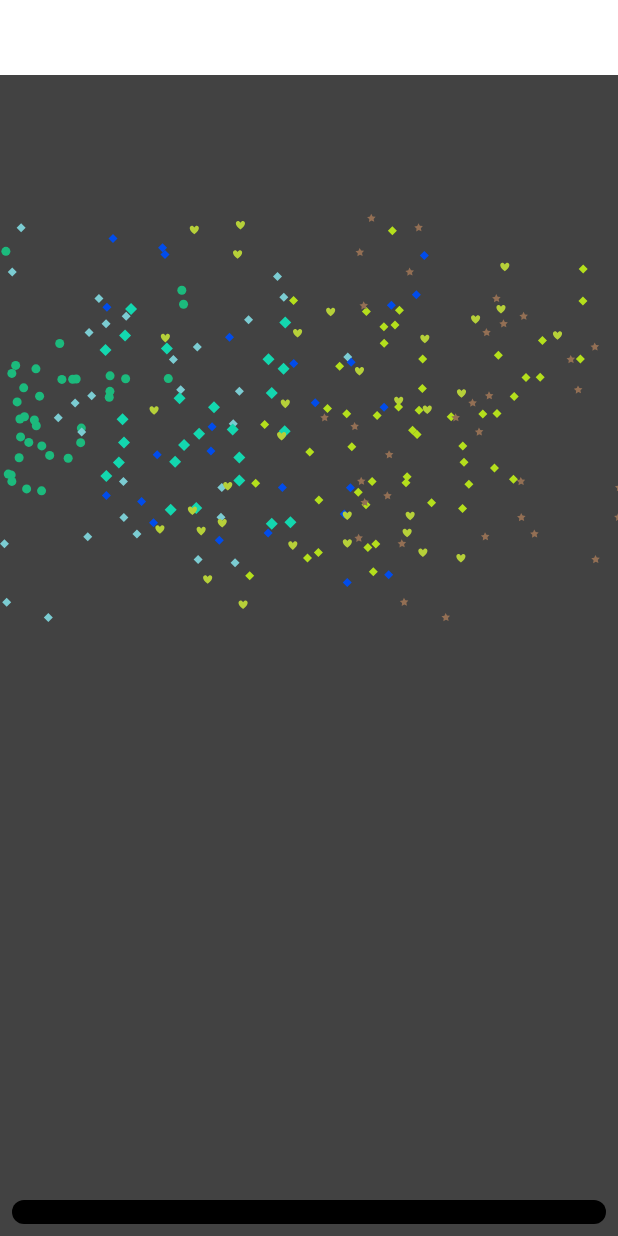
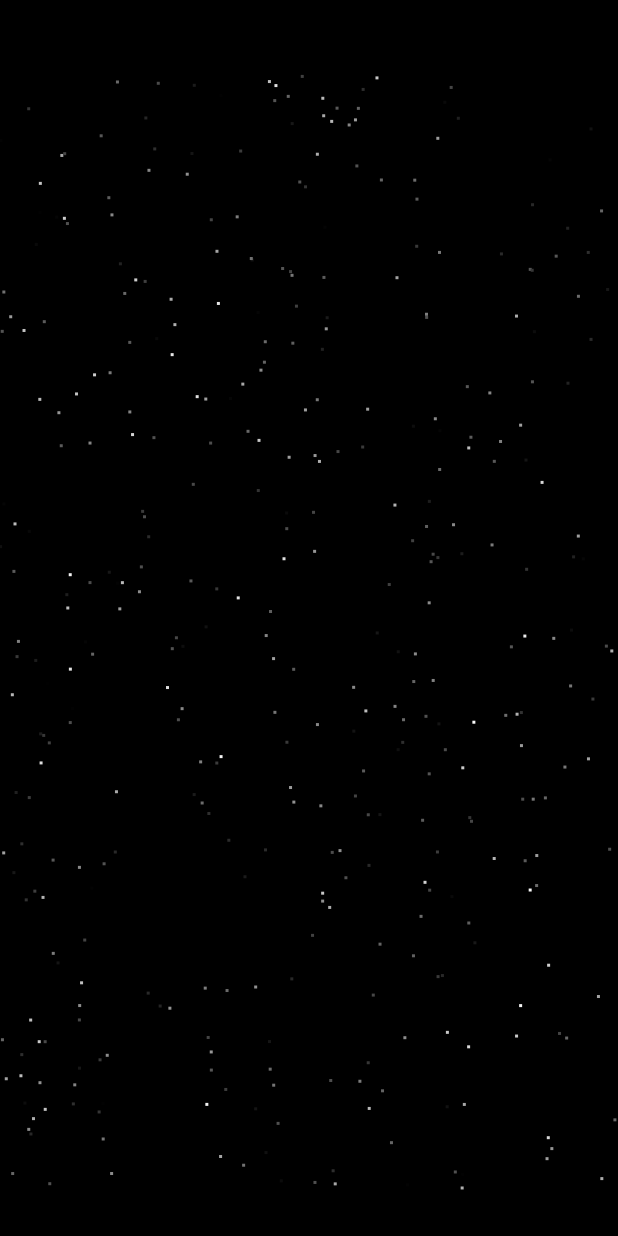
Before and after one commit to netgfx/Shapes-in-the-Dart, a Flutter app: the screen it shows after launch, on a phone screen of 412 x 824 dp. Run offline on Flutter 3.47's test engine with Material 2 defaults, Android fonts, the phone set to English and light mode, and no system bars; our stand-ins replace args, flutter_image_compress, flutter_native_image, image_picker, lottie, rflutter_alert and 2 more; missing offline and left inert: delaunay, fast_poisson_disk_sampling, spring, statsfl.

Commit message:
Starfield effect

```diff
--- a/flutter_shaders/lib/MazeMode.dart
+++ b/flutter_shaders/lib/MazeMode.dart
@@ -16,6 +16,7 @@ import 'package:flutter_shaders/MazePainter.dart';
 import 'package:flutter_shaders/ParticleEmitter.dart';
 import 'package:flutter_shaders/SpriteAnimator.dart';
 import 'package:flutter_native_image/flutter_native_image.dart' as uiImage;
+import 'package:flutter_shaders/Starfield.dart';
 
 import 'package:path_provider/path_provider.dart';
 
@@ -44,6 +45,7 @@ class _MazeModeState extends State<MazeMode> with TickerProviderStateMixin {
   late AnimationController _controller;
   late AnimationController _letterController;
   late AnimationController _bgController;
+  late AnimationController _starfieldController;
   final ValueNotifier<Offset> particlePoint = ValueNotifier<Offset>(Offset(0, 0));
   final ValueNotifier<Offset> particlePoint2 = ValueNotifier<Offset>(Offset(0, 0));
   Color _color = Colors.green;
@@ -53,7 +55,7 @@ class _MazeModeState extends State<MazeMode> with TickerProviderStateMixin {
   final ValueNotifier<int> counter = ValueNotifier<int>(0);
   Uint8List? testImage;
   ui.Image? bgImage;
-  bool isStopped = false; //global
+  bool isStopped = true; //global
   String batFirstFrame = "fly/Fly2_Bats";
   bool batLoop = true;
   Map<String, dynamic> spriteCache = {};
@@ -65,6 +67,8 @@ class _MazeModeState extends State<MazeMode> with TickerProviderStateMixin {
     super.initState();
 
     // Curves.easeOutBack // explode
+
+    _starfieldController = AnimationController(vsync: this, duration: Duration(seconds: 2));
     _letterController = AnimationController(vsync: this, duration: Duration(seconds: 2));
     _controller = AnimationController(vsync: this, duration: Duration(seconds: 1));
     _bgController = AnimationController(vsync: this, duration: Duration(seconds: 1));
@@ -84,7 +88,8 @@ class _MazeModeState extends State<MazeMode> with TickerProviderStateMixin {
     // }
     SchedulerBinding.instance!.addPostFrameCallback((_) {
       //initScrollBG();
-      _letterController.repeat();
+      //_letterController.repeat();
+      _starfieldController.repeat();
     });
   }
 
@@ -93,6 +98,7 @@ class _MazeModeState extends State<MazeMode> with TickerProviderStateMixin {
     _controller.dispose();
     _bgController.dispose();
     _letterController.dispose();
+    _starfieldController.dispose();
     super.dispose();
   }
 
@@ -372,157 +378,177 @@ class _MazeModeState extends State<MazeMode> with TickerProviderStateMixin {
             //       )
             //     : Container(),
             Positioned(
-              top: 200,
+              top: 0,
               left: 0,
-              child: Row(mainAxisAlignment: MainAxisAlignment.center, children: [
-                Padding(
+              child: Padding(
                 padding: EdgeInsets.only(top: 0, left: 0),
                 child: CustomPaint(
                   key: UniqueKey(),
-                    painter: LetterParticles(
-                        character: "W",
-                        radius: 3,
-                        fps: 60,
+                  painter: Starfield(
+                    fps: 30,
                     color: randomColor(1),
                     type: ShapeType.Circle,
-                        controller: _letterController,
-                        effect: lettersEffect,
+                    controller: _starfieldController,
                     delay: 0,
-                        stagger: true,
-                        ease: Easing.EASE_OUT_BACK,
-                        animate: () => {print("animate was called...")}),
+                    sceneSize: viewportConstraints,
+                    animate: null,
+                  ),
                   isComplex: true,
                   willChange: false,
-                    child: Container(width: 80, height: 0),
+                  child: Container(),
                 ),
               ),
-                Padding(
-                  padding: EdgeInsets.only(top: 0, left: 0),
-                  child: CustomPaint(
-                    key: UniqueKey(),
-                    painter: LetterParticles(
-                        character: "E",
-                        radius: 3,
-                        fps: 60,
-                        color: randomColor(1),
-                        type: ShapeType.Diamond,
-                        controller: _letterController,
-                        effect: lettersEffect,
-                        delay: 0,
-                        stagger: true,
-                        ease: Easing.EASE_OUT_SINE,
-                        animate: () => {print("animate was called...")}),
-                    isComplex: true,
-                    willChange: false,
-                    child: Container(width: 45, height: 0),
-                  ),
-                ),
-                Padding(
-                  padding: EdgeInsets.only(top: 0, left: 0),
-                  child: CustomPaint(
-                    key: UniqueKey(),
-                    painter: LetterParticles(
-                        character: "L",
-                        radius: 4,
-                        fps: 60,
-                        color: randomColor(1),
-                        type: ShapeType.Diamond,
-                        controller: _letterController,
-                        effect: lettersEffect,
-                        delay: 0,
-                        stagger: true,
-                        ease: Easing.EASE_OUT_CIRC,
-                        animate: () => {print("animate was called...")}),
-                    isComplex: true,
-                    willChange: false,
-                    child: Container(width: 50, height: 0),
-                  ),
-                ),
-                Padding(
-                  padding: EdgeInsets.only(top: 0, left: 0),
-                  child: CustomPaint(
-                    key: UniqueKey(),
-                    painter: LetterParticles(
-                        character: "C",
-                        radius: 3,
-                        fps: 60,
-                        color: randomColor(1),
-                        type: ShapeType.Diamond,
-                        controller: _letterController,
-                        effect: lettersEffect,
-                        delay: 0,
-                        stagger: true,
-                        ease: Easing.EASE_OUT_SINE,
-                        animate: () => {print("animate was called...")}),
-                    isComplex: true,
-                    willChange: false,
-                    child: Container(width: 45, height: 0),
-                  ),
-                ),
-                Padding(
-                  padding: EdgeInsets.only(top: 0, left: 0),
-                  child: CustomPaint(
-                    key: UniqueKey(),
-                    painter: LetterParticles(
-                        character: "O",
-                        radius: 3,
-                        fps: 60,
-                        color: randomColor(1),
-                        type: ShapeType.Heart,
-                        controller: _letterController,
-                        effect: lettersEffect,
-                        delay: 0,
-                        stagger: true,
-                        ease: Easing.EASE_OUT_SINE,
-                        animate: () => {print("animate was called...")}),
-                    isComplex: true,
-                    willChange: false,
-                    child: Container(width: 45, height: 0),
-                  ),
-                ),
-                Padding(
-                  padding: EdgeInsets.only(top: 0, left: 0),
-                  child: CustomPaint(
-                    key: UniqueKey(),
-                    painter: LetterParticles(
-                        character: "M",
-                        radius: 3,
-                        fps: 60,
-                        color: randomColor(1),
-                        type: ShapeType.Diamond,
-                        controller: _letterController,
-                        effect: lettersEffect,
-                        delay: 0,
-                        stagger: true,
-                        ease: Easing.EASE_OUT_QUART,
-                        animate: () => {print("animate was called...")}),
-                    isComplex: true,
-                    willChange: false,
-                    child: Container(width: 80, height: 0),
-                  ),
-                ),
-                Padding(
-                  padding: EdgeInsets.only(top: 0, left: 0),
-                  child: CustomPaint(
-                    key: UniqueKey(),
-                    painter: LetterParticles(
-                        character: "E",
-                        radius: 3,
-                        fps: 60,
-                        color: randomColor(1),
-                        type: ShapeType.Star5,
-                        controller: _letterController,
-                        effect: lettersEffect,
-                        delay: 0,
-                        stagger: true,
-                        ease: Easing.EASE_OUT_SINE,
-                        animate: () => {print("animate was called...")}),
-                    isComplex: true,
-                    willChange: false,
-                    child: Container(width: 50, height: 0),
-                  ),
-                )
-              ]),
+
+              /// LETTER PARTICLES
+              // Row(mainAxisAlignment: MainAxisAlignment.center, children: [
+              //   Padding(
+              //     padding: EdgeInsets.only(top: 0, left: 0),
+              //     child: CustomPaint(
+              //       key: UniqueKey(),
+              //       painter: LetterParticles(
+              //           character: "W",
+              //           radius: 3,
+              //           fps: 60,
+              //           color: randomColor(1),
+              //           type: ShapeType.Circle,
+              //           controller: _letterController,
+              //           effect: lettersEffect,
+              //           delay: 0,
+              //           stagger: true,
+              //           ease: Easing.EASE_OUT_BACK,
+              //           animate: () => {print("animate was called...")}),
+              //       isComplex: true,
+              //       willChange: false,
+              //       child: Container(width: 80, height: 0),
+              //     ),
+              //   ),
+              //   Padding(
+              //     padding: EdgeInsets.only(top: 0, left: 0),
+              //     child: CustomPaint(
+              //       key: UniqueKey(),
+              //       painter: LetterParticles(
+              //           character: "E",
+              //           radius: 3,
+              //           fps: 60,
+              //           color: randomColor(1),
+              //           type: ShapeType.Diamond,
+              //           controller: _letterController,
+              //           effect: lettersEffect,
+              //           delay: 0,
+              //           stagger: true,
+              //           ease: Easing.EASE_OUT_SINE,
+              //           animate: () => {print("animate was called...")}),
+              //       isComplex: true,
+              //       willChange: false,
+              //       child: Container(width: 45, height: 0),
+              //     ),
+              //   ),
+              //   Padding(
+              //     padding: EdgeInsets.only(top: 0, left: 0),
+              //     child: CustomPaint(
+              //       key: UniqueKey(),
+              //       painter: LetterParticles(
+              //           character: "L",
+              //           radius: 4,
+              //           fps: 60,
+              //           color: randomColor(1),
+              //           type: ShapeType.Diamond,
+              //           controller: _letterController,
+              //           effect: lettersEffect,
+              //           delay: 0,
+              //           stagger: true,
+              //           ease: Easing.EASE_OUT_CIRC,
+              //           animate: () => {print("animate was called...")}),
+              //       isComplex: true,
+              //       willChange: false,
+              //       child: Container(width: 50, height: 0),
+              //     ),
+              //   ),
+              //   Padding(
+              //     padding: EdgeInsets.only(top: 0, left: 0),
+              //     child: CustomPaint(
+              //       key: UniqueKey(),
+              //       painter: LetterParticles(
+              //           character: "C",
+              //           radius: 3,
+              //           fps: 60,
+              //           color: randomColor(1),
+              //           type: ShapeType.Diamond,
+              //           controller: _letterController,
+              //           effect: lettersEffect,
+              //           delay: 0,
+              //           stagger: true,
+              //           ease: Easing.EASE_OUT_SINE,
+              //           animate: () => {print("animate was called...")}),
+              //       isComplex: true,
+              //       willChange: false,
+              //       child: Container(width: 45, height: 0),
+              //     ),
+              //   ),
+              //   Padding(
+              //     padding: EdgeInsets.only(top: 0, left: 0),
+              //     child: CustomPaint(
+              //       key: UniqueKey(),
+              //       painter: LetterParticles(
+              //           character: "O",
+              //           radius: 3,
+              //           fps: 60,
+              //           color: randomColor(1),
+              //           type: ShapeType.Heart,
+              //           controller: _letterController,
+              //           effect: lettersEffect,
+              //           delay: 0,
+              //           stagger: true,
+              //           ease: Easing.EASE_OUT_SINE,
+              //           animate: () => {print("animate was called...")}),
+              //       isComplex: true,
+              //       willChange: false,
+              //       child: Container(width: 45, height: 0),
+              //     ),
+              //   ),
+              //   Padding(
+              //     padding: EdgeInsets.only(top: 0, left: 0),
+              //     child: CustomPaint(
+              //       key: UniqueKey(),
+              //       painter: LetterParticles(
+              //           character: "M",
+              //           radius: 3,
+              //           fps: 60,
+              //           color: randomColor(1),
+              //           type: ShapeType.Diamond,
+              //           controller: _letterController,
+              //           effect: lettersEffect,
+              //           delay: 0,
+              //           stagger: true,
+              //           ease: Easing.EASE_OUT_QUART,
+              //           animate: () => {print("animate was called...")}),
+              //       isComplex: true,
+              //       willChange: false,
+              //       child: Container(width: 80, height: 0),
+              //     ),
+              //   ),
+              //   Padding(
+              //     padding: EdgeInsets.only(top: 0, left: 0),
+              //     child: CustomPaint(
+              //       key: UniqueKey(),
+              //       painter: LetterParticles(
+              //           character: "E",
+              //           radius: 3,
+              //           fps: 60,
+              //           color: randomColor(1),
+              //           type: ShapeType.Star5,
+              //           controller: _letterController,
+              //           effect: lettersEffect,
+              //           delay: 0,
+              //           stagger: true,
+              //           ease: Easing.EASE_OUT_SINE,
+              //           animate: () => {print("animate was called...")}),
+              //       isComplex: true,
+              //       willChange: false,
+              //       child: Container(width: 50, height: 0),
+              //     ),
+              //   )
+              // ]),
             ),
             // SpriteWidget(
             //     constraints: {"width": viewportConstraints.maxWidth.toInt(), "height": viewportConstraints.maxHeight.toInt()},
--- a/flutter_shaders/lib/ParticleEmitter.dart
+++ b/flutter_shaders/lib/ParticleEmitter.dart
@@ -68,6 +68,7 @@ class ParticleEmitter extends CustomPainter {
       this.wallsObj})
       : super(repaint: listenable) {
     /// initializer
+    print("particles...");
     this.painter = Paint()
       ..color = getColor(this.color)
       ..blendMode = this.blendMode
@@ -76,7 +77,8 @@ class ParticleEmitter extends CustomPainter {
     // time
     this.currentTime = 0;
 
-    if ((this.particleType == ParticleType.EXPLODE) && (this.spreadBehaviour == SpreadBehaviour.ONE_TIME || this.spreadBehaviour == SpreadBehaviour.CONTINUOUS)) {
+    if ((this.particleType == ParticleType.EXPLODE) &&
+        (this.spreadBehaviour == SpreadBehaviour.ONE_TIME || this.spreadBehaviour == SpreadBehaviour.CONTINUOUS)) {
       // then create some particles
       if (particles.length == 0) {
         for (var i = 0; i < minParticles; i++) {
--- a/flutter_shaders/lib/Starfield.dart
+++ b/flutter_shaders/lib/Starfield.dart
@@ -15,10 +15,10 @@ class Starfield extends CustomPainter {
   List<Point<double>> points = [];
 
   Color color = Colors.black;
-  List<Star> particles = [];
+  List<Star> stars = [];
   AnimationController? controller;
   Canvas? canvas;
-  double radius = 0.0;
+  double radius = 1.0;
   int delay = 500;
   int currentTime = 0;
   int fps = 24;
@@ -30,6 +30,8 @@ class Starfield extends CustomPainter {
   final _random = new Random();
   int timeAlive = 0;
   int timeToLive = 24;
+  int zDecay = 1000;
+  BoxConstraints sceneSize = BoxConstraints(minWidth: 800, maxWidth: 1600, minHeight: 450, maxHeight: 900);
   ui.BlendMode? blendMode = ui.BlendMode.src;
   Function? animate;
 
@@ -58,14 +60,37 @@ class Starfield extends CustomPainter {
 
     /// <-- Custom callback to call after Delay has passed
     this.animate,
+
+    ///
+    required this.sceneSize,
   }) : super(repaint: controller) {
     /// the delay in ms based on desired fps
     this.timeDecay = (1 / this.fps * 1000).round();
 
     /// default painter
-    Paint fill = Paint()
-      ..color = this.color
+
+    var painter = Paint()
+      ..color = this.color.withAlpha(1)
+      //..blendMode = this.blendMode ?? ui.BlendMode.src
       ..style = PaintingStyle.fill;
+
+    for (var i = 0; i < 1200; i++) {
+      Star s = Star(
+        x: this._random.nextDouble() * sceneSize.maxWidth - sceneSize.maxWidth * 0.5,
+        y: this._random.nextDouble() * sceneSize.maxHeight - sceneSize.maxHeight * 0.5,
+        z: this._random.nextDouble() * zDecay,
+        opacity: 1,
+        timeAlive: 0,
+        timeToLive: 500,
+        currentTime: 0,
+        progress: 0,
+        color: Colors.white,
+        radius: 1,
+        painter: painter,
+      );
+
+      stars.add(s);
+    }
 
     /// fire the animate after a delay
     if (this.delay > 0 && this.animate != null) {
@@ -76,6 +101,7 @@ class Starfield extends CustomPainter {
   @override
   void paint(Canvas canvas, Size size) {
     this.canvas = canvas;
+    canvas.drawColor(Colors.black, BlendMode.src);
     paintImage(canvas, size);
   }
 
@@ -89,49 +115,77 @@ class Starfield extends CustomPainter {
   }
 
   void draw(Canvas canvas, Size size) {
+    double cx = this.sceneSize.maxWidth / 2;
+    double cy = this.sceneSize.maxHeight / 2;
+
     /// check if the controller is running
     if (this.controller != null) {
       if (this.controller!.lastElapsedDuration != null) {
         /// in order to run in our required frames per second
         if (this.controller!.lastElapsedDuration!.inMilliseconds - this.currentTime >= timeDecay && this.timeAlive == 0) {
           /// reset the time
+
+          int elapsed = (this.controller!.lastElapsedDuration!.inMilliseconds - this.currentTime);
           this.currentTime = this.controller!.lastElapsedDuration!.inMilliseconds;
 
           /// manual ticker
-          endT += this.rate ?? 0.009;
-          if (endT >= 1.0) {
-            endT = 1.0;
-          }
+          // endT += this.rate ?? 0.009;
+          // if (endT >= 1.0) {
+          //   endT = 1.0;
+          // }
 
-          renderLetter(particles);
-        } else if (this.timeAlive > 0) {
-          this.currentTime = DateTime.now().millisecondsSinceEpoch;
-          renderLetter(particles);
+          moveStars(elapsed * 0.1);
+
+          renderStars(cx, cy, size);
         } else {
-          renderLetter(particles);
+          renderStars(cx, cy, size);
         }
-      } else {
-        print("re-rendering points with no changes");
-        renderLetter(particles);
       }
     } else {
-      print("no controller");
-      renderLetter(particles);
+      print("re-rendering points with no changes");
     }
   }
 
   /// Render the letter particles
-  void renderLetter(List<Star>? points) {
-    if (points != null) {
-      ///
+  void renderStars(double cx, double cy, Size size) {
+    if (stars.length >= 0) {
+      double x = 0;
+      double y = 0;
+      for (var i = 0; i < stars.length; i++) {
+        x = cx + stars[i].getX() / (stars[i].getZ() * 0.001);
+        y = cy + stars[i].getY() / (stars[i].getZ() * 0.001);
 
-      for (var i = 0; i < points.length; i++) {
-        // points[i].painter = Paint()
-        //   ..color = this.color.withAlpha(0)
-        //   ..blendMode = this.blendMode ?? ui.BlendMode.src
-        //   ..style = PaintingStyle.fill;
+        if (x < 0 || x >= this.sceneSize.maxWidth || y < 0 || y >= this.sceneSize.maxHeight) {
+          continue;
+        }
 
-        drawType(0, 0, this.type, points[i].painter!);
+        double d = (stars[i].z / zDecay);
+        double b = 1 - d * d;
+
+        putPixel(x, y, b);
+
+        //drawType(0, 0, this.type, painter);
+      }
+    }
+  }
+
+  void putPixel(double x, double y, double brightness) {
+    int intensity = (brightness * 255).round();
+
+    var painter = Paint()
+      ..color = Color.fromARGB(255, intensity, intensity, intensity)
+      //..blendMode = this.blendMode ?? ui.BlendMode.src
+      ..style = PaintingStyle.fill;
+    drawRect(x, y, painter);
+  }
+
+  void moveStars(distance) {
+    int count = stars.length;
+    for (var i = 0; i < count; i++) {
+      stars[i].z -= distance;
+
+      while (stars[i].z <= 1) {
+        stars[i].z += zDecay;
       }
     }
   }
@@ -324,17 +378,8 @@ class Starfield extends CustomPainter {
   void rotate(double? x, double? y, VoidCallback callback) {
     double _x = x ?? 0;
     double _y = y ?? 0;
-    var scale = 1.0;
     canvas!.save();
     canvas!.translate(_x, _y);
-
-    if (scale != 1.0) {
-      //canvas!.translate(this.p0.x + _x, this.p0.y + _y);
-      var matrix = Matrix4(1, 0, 0, 0, 0, 1, 0, 0, 0, 0, 1, 0, 0, 0, 0, 1)..scale(scale);
-      //..translate(this.p0.x - _x, this.p0.y - _y);
-      canvas!.transform(matrix.storage);
-      //canvas!.scale(scale);
-    }
 
     //canvas!.translate(0, 0);
     callback();
```
Lines whose indentation alone changed are shown as unchanged.
